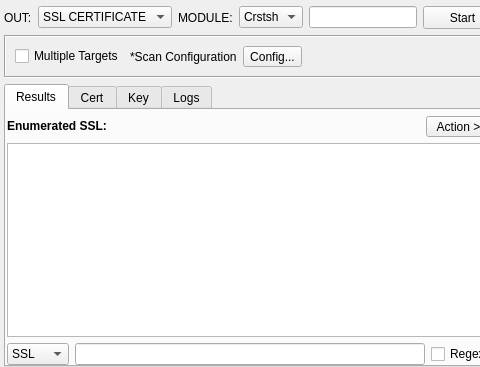
This is sub3suite/src/enums/ssl/SSLEnum.ui in 3nock/OTE as Qt 5 draws it before an edit; both pictures show x 0 to 480 and y 0 to 367 of the 689 by 367 pixel window. The edited form follows.
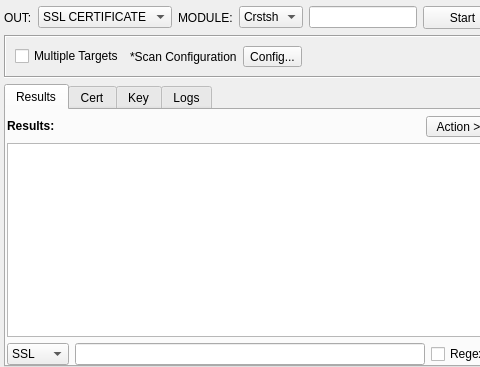
This is the edited form. Custom widgets are drawn as their Qt base class.

Patch:
```diff
--- a/sub3suite/src/enums/ssl/SSLEnum.ui
+++ b/sub3suite/src/enums/ssl/SSLEnum.ui
@@ -211,7 +211,7 @@
              </font>
             </property>
             <property name="text">
-             <string>Enumerated SSL:</string>
+             <string>Results:</string>
             </property>
            </widget>
           </item>
```
